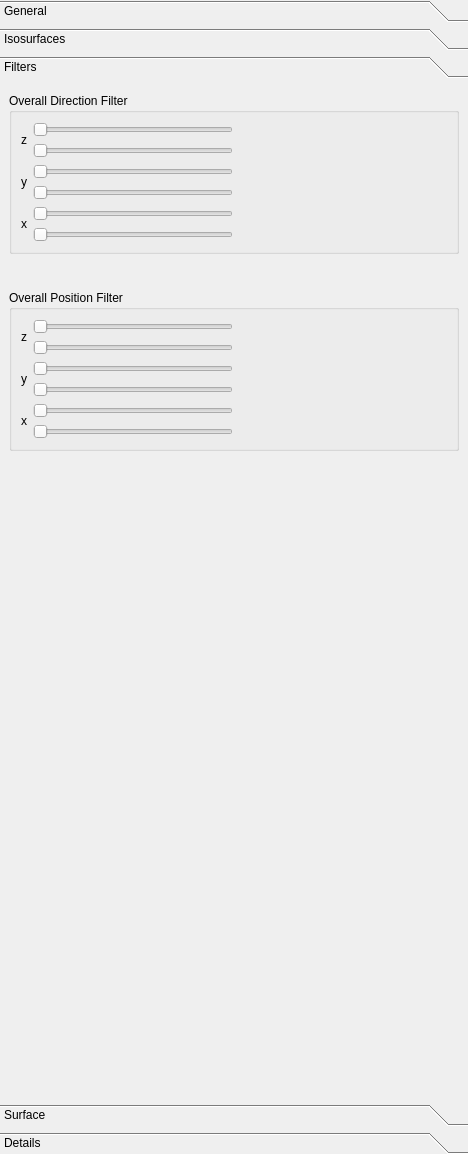
Old version of the form ui-cpp/ui/VisualisationSettingsWidget.ui in the repository spirit-code/spirit.
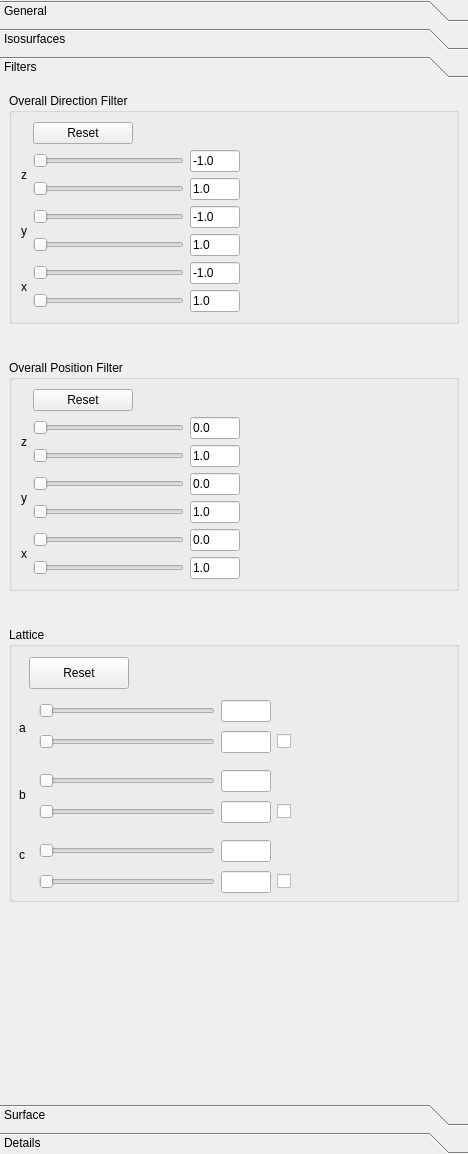
New version of the form. The open tabs and pages were chosen to show the change.

Commit message: UI-Cpp: Worked on filters - Added textfields to position and direction filters, which give more fine grained control - Added an epsilon to the range and position filters, which prevents that in some cases not all spins are shown due to numerical noise. - Fixed a bug in x direction filter - Fixed position filter ranges for geometries with negative minimum coordinates - Added a visual filter based on lattice cells - Added reset buttons to the filters

```diff
--- a/ui-cpp/ui/VisualisationSettingsWidget.ui
+++ b/ui-cpp/ui/VisualisationSettingsWidget.ui
@@ -59,7 +59,7 @@
        <item>
         <widget class="QToolBox" name="toolBox">
          <property name="currentIndex">
-          <number>0</number>
+          <number>2</number>
          </property>
          <widget class="QWidget" name="page">
           <property name="geometry">
@@ -537,7 +537,7 @@
             <x>0</x>
             <y>0</y>
             <width>468</width>
-            <height>1019</height>
+            <height>984</height>
            </rect>
           </property>
           <attribute name="label">
@@ -607,53 +607,141 @@
             <x>0</x>
             <y>0</y>
             <width>468</width>
-            <height>1019</height>
+            <height>984</height>
            </rect>
           </property>
           <attribute name="label">
            <string>Filters</string>
           </attribute>
           <layout class="QGridLayout" name="gridLayout_4">
-           <item row="4" column="0">
-            <spacer name="verticalSpacer_11">
-             <property name="orientation">
-              <enum>Qt::Vertical</enum>
-             </property>
-             <property name="sizeType">
-              <enum>QSizePolicy::Expanding</enum>
-             </property>
-             <property name="sizeHint" stdset="0">
-              <size>
-               <width>20</width>
-               <height>30</height>
-              </size>
-             </property>
-            </spacer>
-           </item>
-           <item row="2" column="0">
-            <spacer name="verticalSpacer">
-             <property name="orientation">
-              <enum>Qt::Vertical</enum>
-             </property>
-             <property name="sizeType">
-              <enum>QSizePolicy::Fixed</enum>
-             </property>
-             <property name="sizeHint" stdset="0">
-              <size>
-               <width>20</width>
-               <height>30</height>
-              </size>
-             </property>
-            </spacer>
-           </item>
            <item row="0" column="0">
             <widget class="QGroupBox" name="groupBox_10">
              <property name="title">
               <string>Overall Direction Filter</string>
              </property>
              <layout class="QGridLayout" name="gridLayout_71">
-              <item row="2" column="1">
+              <item row="1" column="0">
+               <widget class="QLabel" name="label_7">
+                <property name="text">
+                 <string>z</string>
+                </property>
+               </widget>
+              </item>
+              <item row="1" column="1">
+               <layout class="QGridLayout" name="gridLayout_68">
+                <item row="0" column="1">
+                 <widget class="QLineEdit" name="lineEdit_overall_dir_zmin">
+                  <property name="sizePolicy">
+                   <sizepolicy hsizetype="Preferred" vsizetype="Fixed">
+                    <horstretch>0</horstretch>
+                    <verstretch>0</verstretch>
+                   </sizepolicy>
+                  </property>
+                  <property name="maximumSize">
+                   <size>
+                    <width>50</width>
+                    <height>16777215</height>
+                   </size>
+                  </property>
+                  <property name="text">
+                   <string>-1.0</string>
+                  </property>
+                 </widget>
+                </item>
+                <item row="1" column="1">
+                 <widget class="QLineEdit" name="lineEdit_overall_dir_zmax">
+                  <property name="sizePolicy">
+                   <sizepolicy hsizetype="Preferred" vsizetype="Fixed">
+                    <horstretch>0</horstretch>
+                    <verstretch>0</verstretch>
+                   </sizepolicy>
+                  </property>
+                  <property name="maximumSize">
+                   <size>
+                    <width>50</width>
+                    <height>16777215</height>
+                   </size>
+                  </property>
+                  <property name="text">
+                   <string>1.0</string>
+                  </property>
+                 </widget>
+                </item>
+                <item row="0" column="0">
+                 <widget class="QSlider" name="horizontalSlider_overall_dir_zmin">
+                  <property name="maximumSize">
+                   <size>
+                    <width>200</width>
+                    <height>16777215</height>
+                   </size>
+                  </property>
+                  <property name="orientation">
+                   <enum>Qt::Horizontal</enum>
+                  </property>
+                 </widget>
+                </item>
+                <item row="1" column="0">
+                 <widget class="QSlider" name="horizontalSlider_overall_dir_zmax">
+                  <property name="maximumSize">
+                   <size>
+                    <width>200</width>
+                    <height>16777215</height>
+                   </size>
+                  </property>
+                  <property name="orientation">
+                   <enum>Qt::Horizontal</enum>
+                  </property>
+                 </widget>
+                </item>
+               </layout>
+              </item>
+              <item row="3" column="0">
+               <widget class="QLabel" name="label_68">
+                <property name="text">
+                 <string>x</string>
+                </property>
+               </widget>
+              </item>
+              <item row="3" column="1">
                <layout class="QGridLayout" name="gridLayout_85">
+                <item row="1" column="1">
+                 <widget class="QLineEdit" name="lineEdit_overall_dir_xmax">
+                  <property name="sizePolicy">
+                   <sizepolicy hsizetype="Preferred" vsizetype="Fixed">
+                    <horstretch>0</horstretch>
+                    <verstretch>0</verstretch>
+                   </sizepolicy>
+                  </property>
+                  <property name="maximumSize">
+                   <size>
+                    <width>50</width>
+                    <height>16777215</height>
+                   </size>
+                  </property>
+                  <property name="text">
+                   <string>1.0</string>
+                  </property>
+                 </widget>
+                </item>
+                <item row="0" column="1">
+                 <widget class="QLineEdit" name="lineEdit_overall_dir_xmin">
+                  <property name="sizePolicy">
+                   <sizepolicy hsizetype="Preferred" vsizetype="Fixed">
+                    <horstretch>0</horstretch>
+                    <verstretch>0</verstretch>
+                   </sizepolicy>
+                  </property>
+                  <property name="maximumSize">
+                   <size>
+                    <width>50</width>
+                    <height>16777215</height>
+                   </size>
+                  </property>
+                  <property name="text">
+                   <string>-1.0</string>
+                  </property>
+                 </widget>
+                </item>
                 <item row="0" column="0">
                  <widget class="QSlider" name="horizontalSlider_overall_dir_xmin">
                   <property name="maximumSize">
@@ -682,7 +770,7 @@
                 </item>
                </layout>
               </item>
-              <item row="0" column="2">
+              <item row="1" column="2">
                <spacer name="horizontalSpacer_42">
                 <property name="orientation">
                  <enum>Qt::Horizontal</enum>
@@ -695,7 +783,14 @@
                 </property>
                </spacer>
               </item>
-              <item row="1" column="1">
+              <item row="2" column="0">
+               <widget class="QLabel" name="label_67">
+                <property name="text">
+                 <string>y</string>
+                </property>
+               </widget>
+              </item>
+              <item row="2" column="1">
                <layout class="QGridLayout" name="gridLayout_83">
                 <item row="0" column="0">
                  <widget class="QSlider" name="horizontalSlider_overall_dir_ymin">
@@ -710,6 +805,44 @@
                   </property>
                  </widget>
                 </item>
+                <item row="0" column="1">
+                 <widget class="QLineEdit" name="lineEdit_overall_dir_ymin">
+                  <property name="sizePolicy">
+                   <sizepolicy hsizetype="Preferred" vsizetype="Fixed">
+                    <horstretch>0</horstretch>
+                    <verstretch>0</verstretch>
+                   </sizepolicy>
+                  </property>
+                  <property name="maximumSize">
+                   <size>
+                    <width>50</width>
+                    <height>16777215</height>
+                   </size>
+                  </property>
+                  <property name="text">
+                   <string>-1.0</string>
+                  </property>
+                 </widget>
+                </item>
+                <item row="1" column="1">
+                 <widget class="QLineEdit" name="lineEdit_overall_dir_ymax">
+                  <property name="sizePolicy">
+                   <sizepolicy hsizetype="Preferred" vsizetype="Fixed">
+                    <horstretch>0</horstretch>
+                    <verstretch>0</verstretch>
+                   </sizepolicy>
+                  </property>
+                  <property name="maximumSize">
+                   <size>
+                    <width>50</width>
+                    <height>16777215</height>
+                   </size>
+                  </property>
+                  <property name="text">
+                   <string>1.0</string>
+                  </property>
+                 </widget>
+                </item>
                 <item row="1" column="0">
                  <widget class="QSlider" name="horizontalSlider_overall_dir_ymax">
                   <property name="maximumSize">
@@ -726,134 +859,83 @@
                </layout>
               </item>
               <item row="0" column="1">
-               <layout class="QGridLayout" name="gridLayout_68">
-                <item row="0" column="0">
-                 <widget class="QSlider" name="horizontalSlider_overall_dir_zmin">
-                  <property name="maximumSize">
-                   <size>
-                    <width>200</width>
-                    <height>16777215</height>
-                   </size>
-                  </property>
-                  <property name="orientation">
-                   <enum>Qt::Horizontal</enum>
-                  </property>
-                 </widget>
-                </item>
-                <item row="1" column="0">
-                 <widget class="QSlider" name="horizontalSlider_overall_dir_zmax">
-                  <property name="maximumSize">
-                   <size>
-                    <width>200</width>
-                    <height>16777215</height>
-                   </size>
-                  </property>
-                  <property name="orientation">
-                   <enum>Qt::Horizontal</enum>
-                  </property>
-                 </widget>
-                </item>
-               </layout>
-              </item>
-              <item row="2" column="0">
-               <widget class="QLabel" name="label_68">
-                <property name="text">
-                 <string>x</string>
+               <widget class="QPushButton" name="pushButton_reset_direction_filter">
+                <property name="minimumSize">
+                 <size>
+                  <width>100</width>
+                  <height>0</height>
+                 </size>
                 </property>
-               </widget>
-              </item>
-              <item row="1" column="0">
-               <widget class="QLabel" name="label_67">
-                <property name="text">
-                 <string>y</string>
+                <property name="maximumSize">
+                 <size>
+                  <width>100</width>
+                  <height>16777215</height>
+                 </size>
                 </property>
-               </widget>
-              </item>
-              <item row="0" column="0">
-               <widget class="QLabel" name="label_7">
                 <property name="text">
-                 <string>z</string>
+                 <string>Reset</string>
                 </property>
                </widget>
               </item>
              </layout>
             </widget>
            </item>
+           <item row="8" column="0">
+            <spacer name="verticalSpacer_6">
+             <property name="orientation">
+              <enum>Qt::Vertical</enum>
+             </property>
+             <property name="sizeType">
+              <enum>QSizePolicy::Expanding</enum>
+             </property>
+             <property name="sizeHint" stdset="0">
+              <size>
+               <width>20</width>
+               <height>40</height>
+              </size>
+             </property>
+            </spacer>
+           </item>
+           <item row="2" column="0">
+            <spacer name="verticalSpacer">
+             <property name="orientation">
+              <enum>Qt::Vertical</enum>
+             </property>
+             <property name="sizeType">
+              <enum>QSizePolicy::Fixed</enum>
+             </property>
+             <property name="sizeHint" stdset="0">
+              <size>
+               <width>20</width>
+               <height>30</height>
+              </size>
+             </property>
+            </spacer>
+           </item>
            <item row="3" column="0">
             <widget class="QGroupBox" name="groupBox_16">
              <property name="title">
               <string>Overall Position Filter</string>
              </property>
              <layout class="QGridLayout" name="gridLayout_72">
-              <item row="2" column="0">
-               <widget class="QLabel" name="label_65">
-                <property name="text">
-                 <string>z</string>
-                </property>
-               </widget>
-              </item>
-              <item row="2" column="2">
-               <spacer name="horizontalSpacer_44">
-                <property name="orientation">
-                 <enum>Qt::Horizontal</enum>
-                </property>
-                <property name="sizeHint" stdset="0">
-                 <size>
-                  <width>40</width>
-                  <height>20</height>
-                 </size>
-                </property>
-               </spacer>
-              </item>
               <item row="3" column="1">
-               <layout class="QGridLayout" name="gridLayout_87">
-                <item row="0" column="0">
-                 <widget class="QSlider" name="horizontalSlider_overall_pos_ymin">
-                  <property name="maximumSize">
-                   <size>
-                    <width>200</width>
-                    <height>16777215</height>
-                   </size>
-                  </property>
-                  <property name="orientation">
-                   <enum>Qt::Horizontal</enum>
-                  </property>
-                 </widget>
-                </item>
-                <item row="1" column="0">
-                 <widget class="QSlider" name="horizontalSlider_overall_pos_ymax">
-                  <property name="maximumSize">
-                   <size>
-                    <width>200</width>
-                    <height>16777215</height>
-                   </size>
-                  </property>
-                  <property name="orientation">
-                   <enum>Qt::Horizontal</enum>
-                  </property>
-                 </widget>
-                </item>
-               </layout>
-              </item>
-              <item row="4" column="0">
-               <widget class="QLabel" name="label_69">
-                <property name="text">
-                 <string>x</string>
-                </property>
-               </widget>
-              </item>
-              <item row="2" column="1">
                <layout class="QGridLayout" name="gridLayout_86">
-                <item row="0" column="0">
-                 <widget class="QSlider" name="horizontalSlider_overall_pos_zmin">
+                <item row="1" column="1">
+                 <widget class="QLineEdit" name="lineEdit_overall_pos_zmax">
+                  <property name="sizePolicy">
+                   <sizepolicy hsizetype="Preferred" vsizetype="Fixed">
+                    <horstretch>0</horstretch>
+                    <verstretch>0</verstretch>
+                   </sizepolicy>
+                  </property>
                   <property name="maximumSize">
                    <size>
-                    <width>200</width>
+                    <width>50</width>
                     <height>16777215</height>
                    </size>
                   </property>
-                  <property name="orientation">
-                   <enum>Qt::Horizontal</enum>
+                  <property name="text">
+                   <string>1.0</string>
                   </property>
                  </widget>
                 </item>
@@ -870,23 +952,76 @@
                   </property>
                  </widget>
                 </item>
+                <item row="0" column="1">
+                 <widget class="QLineEdit" name="lineEdit_overall_pos_zmin">
+                  <property name="sizePolicy">
+                   <sizepolicy hsizetype="Preferred" vsizetype="Fixed">
+                    <horstretch>0</horstretch>
+                    <verstretch>0</verstretch>
+                   </sizepolicy>
+                  </property>
+                  <property name="maximumSize">
+                   <size>
+                    <width>50</width>
+                    <height>16777215</height>
+                   </size>
+                  </property>
+                  <property name="text">
+                   <string>0.0</string>
+                  </property>
+                 </widget>
+                </item>
+                <item row="0" column="0">
+                 <widget class="QSlider" name="horizontalSlider_overall_pos_zmin">
+                  <property name="maximumSize">
+                   <size>
+                    <width>200</width>
+                    <height>16777215</height>
+                   </size>
+                  </property>
+                  <property name="orientation">
+                   <enum>Qt::Horizontal</enum>
+                  </property>
+                 </widget>
+                </item>
                </layout>
               </item>
-              <item row="4" column="1">
+              <item row="4" column="0">
+               <widget class="QLabel" name="label_66">
+                <property name="text">
+                 <string>y</string>
+                </property>
+               </widget>
+              </item>
+              <item row="3" column="2">
+               <spacer name="horizontalSpacer_44">
+                <property name="orientation">
+                 <enum>Qt::Horizontal</enum>
+                </property>
+                <property name="sizeHint" stdset="0">
+                 <size>
+                  <width>40</width>
+                  <height>20</height>
+                 </size>
+                </property>
+               </spacer>
+              </item>
+              <item row="5" column="0">
+               <widget class="QLabel" name="label_69">
+                <property name="text">
+                 <string>x</string>
+                </property>
+               </widget>
+              </item>
+              <item row="3" column="0">
+               <widget class="QLabel" name="label_65">
+                <property name="text">
+                 <string>z</string>
+                </property>
+               </widget>
+              </item>
+              <item row="5" column="1">
                <layout class="QGridLayout" name="gridLayout_88">
-                <item row="0" column="0">
-                 <widget class="QSlider" name="horizontalSlider_overall_pos_xmin">
-                  <property name="maximumSize">
-                   <size>
-                    <width>200</width>
-                    <height>16777215</height>
-                   </size>
-                  </property>
-                  <property name="orientation">
-                   <enum>Qt::Horizontal</enum>
-                  </property>
-                 </widget>
-                </item>
                 <item row="1" column="0">
                  <widget class="QSlider" name="horizontalSlider_overall_pos_xmax">
                   <property name="maximumSize">
@@ -900,18 +1035,488 @@
                   </property>
                  </widget>
                 </item>
+                <item row="0" column="0">
+                 <widget class="QSlider" name="horizontalSlider_overall_pos_xmin">
+                  <property name="maximumSize">
+                   <size>
+                    <width>200</width>
+                    <height>16777215</height>
+                   </size>
+                  </property>
+                  <property name="orientation">
+                   <enum>Qt::Horizontal</enum>
+                  </property>
+                 </widget>
+                </item>
+                <item row="1" column="1">
+                 <widget class="QLineEdit" name="lineEdit_overall_pos_xmax">
+                  <property name="sizePolicy">
+                   <sizepolicy hsizetype="Preferred" vsizetype="Fixed">
+                    <horstretch>0</horstretch>
+                    <verstretch>0</verstretch>
+                   </sizepolicy>
+                  </property>
+                  <property name="maximumSize">
+                   <size>
+                    <width>50</width>
+                    <height>16777215</height>
+                   </size>
+                  </property>
+                  <property name="text">
+                   <string>1.0</string>
+                  </property>
+                 </widget>
+                </item>
+                <item row="0" column="1">
+                 <widget class="QLineEdit" name="lineEdit_overall_pos_xmin">
+                  <property name="sizePolicy">
+                   <sizepolicy hsizetype="Preferred" vsizetype="Fixed">
+                    <horstretch>0</horstretch>
+                    <verstretch>0</verstretch>
+                   </sizepolicy>
+                  </property>
+                  <property name="maximumSize">
+                   <size>
+                    <width>50</width>
+                    <height>16777215</height>
+                   </size>
+                  </property>
+                  <property name="text">
+                   <string>0.0</string>
+                  </property>
+                 </widget>
+                </item>
                </layout>
               </item>
-              <item row="3" column="0">
-               <widget class="QLabel" name="label_66">
+              <item row="4" column="1">
+               <layout class="QGridLayout" name="gridLayout_87">
+                <item row="1" column="0">
+                 <widget class="QSlider" name="horizontalSlider_overall_pos_ymax">
+                  <property name="maximumSize">
+                   <size>
+                    <width>200</width>
+                    <height>16777215</height>
+                   </size>
+                  </property>
+                  <property name="orientation">
+                   <enum>Qt::Horizontal</enum>
+                  </property>
+                 </widget>
+                </item>
+                <item row="0" column="1">
+                 <widget class="QLineEdit" name="lineEdit_overall_pos_ymin">
+                  <property name="sizePolicy">
+                   <sizepolicy hsizetype="Preferred" vsizetype="Fixed">
+                    <horstretch>0</horstretch>
+                    <verstretch>0</verstretch>
+                   </sizepolicy>
+                  </property>
+                  <property name="maximumSize">
+                   <size>
+                    <width>50</width>
+                    <height>16777215</height>
+                   </size>
+                  </property>
+                  <property name="text">
+                   <string>0.0</string>
+                  </property>
+                 </widget>
+                </item>
+                <item row="1" column="1">
+                 <widget class="QLineEdit" name="lineEdit_overall_pos_ymax">
+                  <property name="sizePolicy">
+                   <sizepolicy hsizetype="Preferred" vsizetype="Fixed">
+                    <horstretch>0</horstretch>
+                    <verstretch>0</verstretch>
+                   </sizepolicy>
+                  </property>
+                  <property name="maximumSize">
+                   <size>
+                    <width>50</width>
+                    <height>16777215</height>
+                   </size>
+                  </property>
+                  <property name="text">
+                   <string>1.0</string>
+                  </property>
+                 </widget>
+                </item>
+                <item row="0" column="0">
+                 <widget class="QSlider" name="horizontalSlider_overall_pos_ymin">
+                  <property name="maximumSize">
+                   <size>
+                    <width>200</width>
+                    <height>16777215</height>
+                   </size>
+                  </property>
+                  <property name="orientation">
+                   <enum>Qt::Horizontal</enum>
+                  </property>
+                 </widget>
+                </item>
+               </layout>
+              </item>
+              <item row="0" column="1">
+               <widget class="QPushButton" name="pushButton_reset_position_filter">
+                <property name="minimumSize">
+                 <size>
+                  <width>100</width>
+                  <height>0</height>
+                 </size>
+                </property>
+                <property name="maximumSize">
+                 <size>
+                  <width>100</width>
+                  <height>16777215</height>
+                 </size>
+                </property>
                 <property name="text">
-                 <string>y</string>
+                 <string>Reset</string>
                 </property>
                </widget>
               </item>
              </layout>
             </widget>
            </item>
+           <item row="5" column="0">
+            <spacer name="verticalSpacer_11">
+             <property name="orientation">
+              <enum>Qt::Vertical</enum>
+             </property>
+             <property name="sizeType">
+              <enum>QSizePolicy::Fixed</enum>
+             </property>
+             <property name="sizeHint" stdset="0">
+              <size>
+               <width>20</width>
+               <height>30</height>
+              </size>
+             </property>
+            </spacer>
+           </item>
+           <item row="6" column="0">
+            <widget class="QGroupBox" name="groupBox_3">
+             <property name="sizePolicy">
+              <sizepolicy hsizetype="Preferred" vsizetype="Fixed">
+               <horstretch>0</horstretch>
+               <verstretch>0</verstretch>
+              </sizepolicy>
+             </property>
+             <property name="minimumSize">
+              <size>
+               <width>0</width>
+               <height>275</height>
+              </size>
+             </property>
+             <property name="title">
+              <string>Lattice</string>
+             </property>
+             <widget class="QWidget" name="gridLayoutWidget">
+              <property name="geometry">
+               <rect>
+                <x>30</x>
+                <y>210</y>
+                <width>252</width>
+                <height>61</height>
+               </rect>
+              </property>
+              <layout class="QGridLayout" name="gridLayout_8">
+               <item row="1" column="0">
+                <widget class="QSlider" name="horizontalSlider_cell_c_max">
+                 <property name="maximumSize">
+                  <size>
+                   <width>200</width>
+                   <height>16777215</height>
+                  </size>
+                 </property>
+                 <property name="orientation">
+                  <enum>Qt::Horizontal</enum>
+                 </property>
+                </widget>
+               </item>
+               <item row="0" column="1">
+                <widget class="QLineEdit" name="lineEdit_cell_c_min">
+                 <property name="sizePolicy">
+                  <sizepolicy hsizetype="Preferred" vsizetype="Fixed">
+                   <horstretch>0</horstretch>
+                   <verstretch>0</verstretch>
+                  </sizepolicy>
+                 </property>
+                 <property name="maximumSize">
+                  <size>
+                   <width>50</width>
+                   <height>16777215</height>
+                  </size>
+                 </property>
+                </widget>
+               </item>
+               <item row="0" column="0">
+                <widget class="QSlider" name="horizontalSlider_cell_c_min">
+                 <property name="maximumSize">
+                  <size>
+                   <width>200</width>
+                   <height>16777215</height>
+                  </size>
+                 </property>
+                 <property name="orientation">
+                  <enum>Qt::Horizontal</enum>
+                 </property>
+                </widget>
+               </item>
+               <item row="1" column="2">
+                <widget class="QCheckBox" name="checkBox_cell_c">
+                 <property name="text">
+                  <string/>
+                 </property>
+                </widget>
+               </item>
+               <item row="1" column="1">
+                <widget class="QLineEdit" name="lineEdit_cell_c_max">
+                 <property name="sizePolicy">
+                  <sizepolicy hsizetype="Preferred" vsizetype="Fixed">
+                   <horstretch>0</horstretch>
+                   <verstretch>0</verstretch>
+                  </sizepolicy>
+                 </property>
+                 <property name="maximumSize">
+                  <size>
+                   <width>50</width>
+                   <height>16777215</height>
+                  </size>
+                 </property>
+                </widget>
+               </item>
+              </layout>
+             </widget>
+             <widget class="QLabel" name="label_71">
+              <property name="geometry">
+               <rect>
+                <x>10</x>
+                <y>160</y>
+                <width>16</width>
+                <height>16</height>
+               </rect>
+              </property>
+              <property name="text">
+               <string>b</string>
+              </property>
+             </widget>
+             <widget class="QLabel" name="label_72">
+              <property name="geometry">
+               <rect>
+                <x>10</x>
+                <y>220</y>
+                <width>16</width>
+                <height>16</height>
+               </rect>
+              </property>
+              <property name="text">
+               <string>c</string>
+              </property>
+             </widget>
+             <widget class="QWidget" name="gridLayoutWidget_2">
+              <property name="geometry">
+               <rect>
+                <x>30</x>
+                <y>70</y>
+                <width>252</width>
+                <height>61</height>
+               </rect>
+              </property>
+              <layout class="QGridLayout" name="gridLayout_11" rowstretch="0,0">
+               <item row="0" column="0">
+                <widget class="QSlider" name="horizontalSlider_cell_a_min">
+                 <property name="enabled">
+                  <bool>true</bool>
+                 </property>
+                 <property name="maximumSize">
+                  <size>
+                   <width>200</width>
+                   <height>16777215</height>
+                  </size>
+                 </property>
+                 <property name="orientation">
+                  <enum>Qt::Horizontal</enum>
+                 </property>
+                </widget>
+               </item>
+               <item row="0" column="1">
+                <widget class="QLineEdit" name="lineEdit_cell_a_min">
+                 <property name="sizePolicy">
+                  <sizepolicy hsizetype="Preferred" vsizetype="Fixed">
+                   <horstretch>0</horstretch>
+                   <verstretch>0</verstretch>
+                  </sizepolicy>
+                 </property>
+                 <property name="maximumSize">
+                  <size>
+                   <width>50</width>
+                   <height>16777215</height>
+                  </size>
+                 </property>
+                </widget>
+               </item>
+               <item row="1" column="2">
+                <widget class="QCheckBox" name="checkBox_cell_a">
+                 <property name="text">
+                  <string/>
+                 </property>
+                </widget>
+               </item>
+               <item row="1" column="0">
+                <widget class="QSlider" name="horizontalSlider_cell_a_max">
+                 <property name="maximumSize">
+                  <size>
+                   <width>200</width>
+                   <height>16777215</height>
+                  </size>
+                 </property>
+                 <property name="orientation">
+                  <enum>Qt::Horizontal</enum>
+                 </property>
+                </widget>
+               </item>
+               <item row="1" column="1">
+                <widget class="QLineEdit" name="lineEdit_cell_a_max">
+                 <property name="sizePolicy">
+                  <sizepolicy hsizetype="Preferred" vsizetype="Fixed">
+                   <horstretch>0</horstretch>
+                   <verstretch>0</verstretch>
+                  </sizepolicy>
+                 </property>
+                 <property name="maximumSize">
+                  <size>
+                   <width>50</width>
+                   <height>16777215</height>
+                  </size>
+                 </property>
+                </widget>
+               </item>
+              </layout>
+             </widget>
+             <widget class="QWidget" name="gridLayoutWidget_3">
+              <property name="geometry">
+               <rect>
+                <x>30</x>
+                <y>140</y>
+                <width>252</width>
+                <height>61</height>
+               </rect>
+              </property>
+              <layout class="QGridLayout" name="gridLayout_13">
+               <item row="1" column="1">
+                <widget class="QLineEdit" name="lineEdit_cell_b_max">
+                 <property name="sizePolicy">
+                  <sizepolicy hsizetype="Preferred" vsizetype="Fixed">
+                   <horstretch>0</horstretch>
+                   <verstretch>0</verstretch>
+                  </sizepolicy>
+                 </property>
+                 <property name="maximumSize">
+                  <size>
+                   <width>50</width>
+                   <height>16777215</height>
+                  </size>
+                 </property>
+                </widget>
+               </item>
+               <item row="1" column="2">
+                <widget class="QCheckBox" name="checkBox_cell_b">
+                 <property name="text">
+                  <string/>
+                 </property>
+                </widget>
+               </item>
+               <item row="1" column="0">
+                <widget class="QSlider" name="horizontalSlider_cell_b_max">
+                 <property name="maximumSize">
+                  <size>
+                   <width>200</width>
+                   <height>16777215</height>
+                  </size>
+                 </property>
+                 <property name="orientation">
+                  <enum>Qt::Horizontal</enum>
+                 </property>
+                </widget>
+               </item>
+               <item row="0" column="0">
+                <widget class="QSlider" name="horizontalSlider_cell_b_min">
+                 <property name="maximumSize">
+                  <size>
+                   <width>200</width>
+                   <height>16777215</height>
+                  </size>
+                 </property>
+                 <property name="orientation">
+                  <enum>Qt::Horizontal</enum>
+                 </property>
+                </widget>
+               </item>
+               <item row="0" column="1">
+                <widget class="QLineEdit" name="lineEdit_cell_b_min">
+                 <property name="sizePolicy">
+                  <sizepolicy hsizetype="Preferred" vsizetype="Fixed">
+                   <horstretch>0</horstretch>
+                   <verstretch>0</verstretch>
+                  </sizepolicy>
+                 </property>
+                 <property name="maximumSize">
+                  <size>
+                   <width>50</width>
+                   <height>16777215</height>
+                  </size>
+                 </property>
+                </widget>
+               </item>
+              </layout>
+             </widget>
+             <widget class="QLabel" name="label_70">
+              <property name="geometry">
+               <rect>
+                <x>10</x>
+                <y>70</y>
+                <width>16</width>
+                <height>61</height>
+               </rect>
+              </property>
+              <property name="text">
+               <string>a</string>
+              </property>
+             </widget>
+             <widget class="QPushButton" name="pushButton_reset_cell_filter">
+              <property name="geometry">
+               <rect>
+                <x>20</x>
+                <y>30</y>
+                <width>100</width>
+                <height>32</height>
+               </rect>
+              </property>
+              <property name="sizePolicy">
+               <sizepolicy hsizetype="Fixed" vsizetype="Fixed">
+                <horstretch>0</horstretch>
+                <verstretch>0</verstretch>
+               </sizepolicy>
+              </property>
+              <property name="minimumSize">
+               <size>
+                <width>100</width>
+                <height>0</height>
+               </size>
+              </property>
+              <property name="maximumSize">
+               <size>
+                <width>100</width>
+                <height>16777215</height>
+               </size>
+              </property>
+              <property name="text">
+               <string>Reset</string>
+              </property>
+             </widget>
+            </widget>
+           </item>
           </layout>
          </widget>
          <widget class="QWidget" name="page_5">
@@ -920,7 +1525,7 @@
             <x>0</x>
             <y>0</y>
             <width>468</width>
-            <height>1019</height>
+            <height>984</height>
            </rect>
           </property>
           <attribute name="label">
@@ -1102,7 +1707,7 @@
             <x>0</x>
             <y>0</y>
             <width>468</width>
-            <height>1019</height>
+            <height>984</height>
            </rect>
           </property>
           <attribute name="label">
```
The commit also changes 8 other files.
